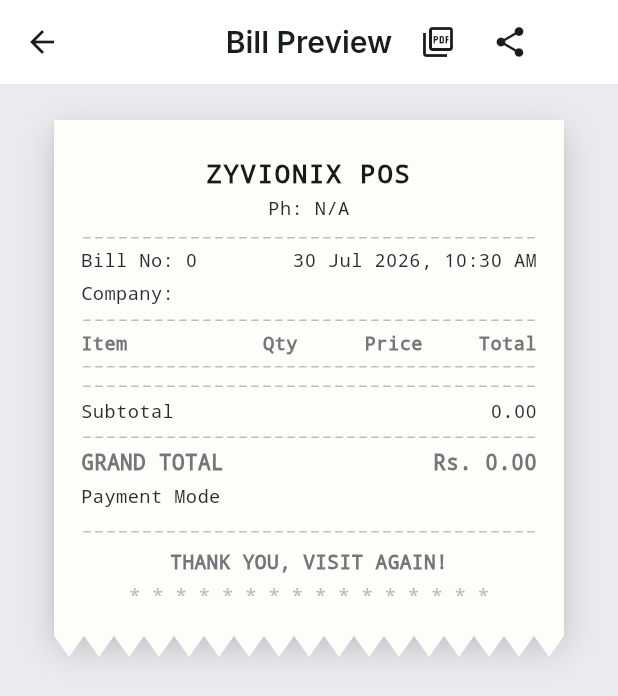
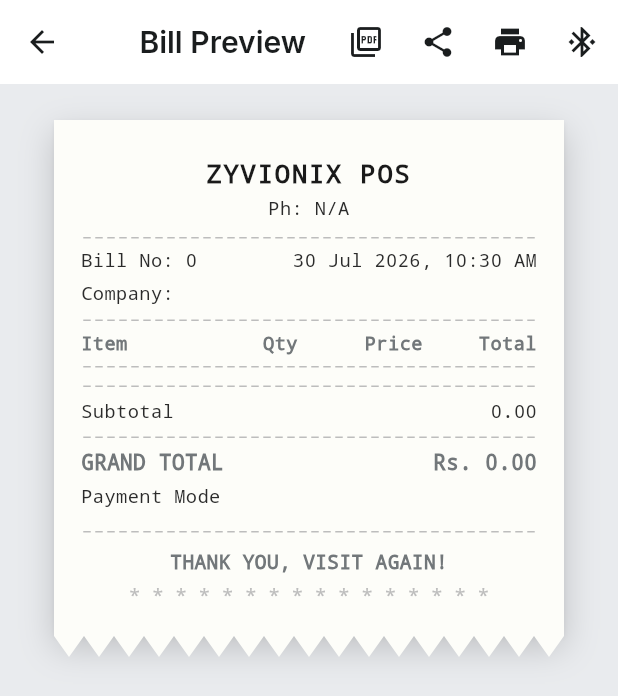
Before and after one commit to ZYVIONIX-SOLUTIONS-LLP/zyvionix_pos, a Flutter app: the BillPreviewScreen screen opened directly with empty values, on a phone screen of 412 x 824 dp. Shown: the top 696 px of the screen. Run offline on Flutter 3.47's test engine with Material 3 defaults, Android fonts, the phone set to English and light mode, and no system bars; our stand-ins replace flutter_slidable, google_fonts, hive, hive_flutter, image_picker, pdf and 2 more; missing offline and left inert: blue_thermal_printer, esc_pos_utils_plus, floating_snackbar; accounts and stored records are empty; network calls fail.

Commit message:
changed the billing screen UI

```diff
--- a/lib/constants/api_constants.dart
+++ b/lib/constants/api_constants.dart
@@ -1,5 +1,5 @@
 class ApiConstants {
-  static const String baseUrl = 'http://10.145.4.185:3000/api';
+  static const String baseUrl = 'http://10.227.238.185:3000/api';
 
   static const String loginUrl = '$baseUrl/auth/login';
   static const String registerUrl = '$baseUrl/auth/register';
--- a/lib/services/api_service.dart
+++ b/lib/services/api_service.dart
@@ -16,7 +16,6 @@ class ApiService {
     };
   }
 
-  // --- Products ---
   static Future<List<Product>> getProducts() async {
     try {
       final headers = await _getHeaders();
@@ -41,8 +40,6 @@ class ApiService {
                 ? DateTime.parse(json['createdAt'])
                 : DateTime.now(),
           );
-          // If product has createdAt property on the frontend model, we could set it.
-          // Since we don't know the exact constructor, we assume this works based on typical Hive models.
           return p;
         }).toList();
       }
@@ -195,14 +192,10 @@ class ApiService {
   static Future<Map<String, dynamic>?> getProfile() async {
     try {
       final headers = await _getHeaders();
-      // Since ApiConstants.baseUrl might not have /auth, let's check ApiConstants.
-      // We will assume the endpoint is '${ApiConstants.baseUrl}/auth/profile'
-      // based on typical setups, or we can just replace the path of productsUrl.
-      final uri = Uri.parse(ApiConstants.productsUrl).replace(path: '/api/auth/profile');
-      final response = await http.get(
-        uri,
-        headers: headers,
-      );
+      final uri = Uri.parse(
+        ApiConstants.productsUrl,
+      ).replace(path: '/api/auth/profile');
+      final response = await http.get(uri, headers: headers);
       if (response.statusCode == 200) {
         return jsonDecode(response.body);
       }
@@ -215,7 +208,9 @@ class ApiService {
   static Future<bool> updateProfile(Map<String, dynamic> data) async {
     try {
       final headers = await _getHeaders();
-      final uri = Uri.parse(ApiConstants.productsUrl).replace(path: '/api/auth/profile');
+      final uri = Uri.parse(
+        ApiConstants.productsUrl,
+      ).replace(path: '/api/auth/profile');
       final response = await http.put(
         uri,
         headers: headers,
--- a/lib/services/printer_service.dart
+++ b/lib/services/printer_service.dart
@@ -1,5 +1,4 @@
 import 'dart:typed_data';
-
 import 'package:blue_thermal_printer/blue_thermal_printer.dart';
 import 'package:esc_pos_utils_plus/esc_pos_utils_plus.dart';
 import 'package:intl/intl.dart';
@@ -132,8 +131,6 @@ class BluetoothPrinterService {
       ),
     ]);
 
-
-
     if (bill.tax > 0) {
       bytes += generator.row([
         PosColumn(text: 'Tax', width: 6),
--- a/lib/views/billing/bill_preview_screen.dart
+++ b/lib/views/billing/bill_preview_screen.dart
@@ -146,8 +146,9 @@
 
 // ignore_for_file: unused_field
 
-import 'dart:ui';
+import 'dart:ui' as ui;
 import 'package:flutter/material.dart';
+import 'package:flutter/rendering.dart';
 import 'package:intl/intl.dart';
 import 'package:pdf/pdf.dart';
 import 'package:printing/printing.dart';
@@ -176,6 +177,7 @@ class _BillPreviewScreenState extends State<BillPreviewScreen> {
   bool _isSharing = false;
   bool _isPrinting = false;
   bool _showFullPdf = false;
+  final GlobalKey _receiptKey = GlobalKey();
 
   @override
   void initState() {
@@ -194,6 +196,7 @@ class _BillPreviewScreenState extends State<BillPreviewScreen> {
   Future<void> _shareReceipt() async {
     setState(() => _isSharing = true);
     try {
+      if (_showFullPdf) {
         final pdfBytes = await PdfService.generateReceipt(widget.bill);
         final xFile = XFile.fromData(
           pdfBytes,
@@ -203,6 +206,22 @@ class _BillPreviewScreenState extends State<BillPreviewScreen> {
         await Share.shareXFiles([
           xFile,
         ], text: 'Receipt for Bill #${widget.bill.billNumber}');
+      } else {
+        RenderRepaintBoundary boundary = _receiptKey.currentContext!.findRenderObject() as RenderRepaintBoundary;
+        ui.Image image = await boundary.toImage(pixelRatio: 3.0);
+        var byteData = await image.toByteData(format: ui.ImageByteFormat.png);
+        if (byteData != null) {
+          final pngBytes = byteData.buffer.asUint8List();
+          final xFile = XFile.fromData(
+            pngBytes,
+            mimeType: 'image/png',
+            name: 'receipt_${widget.bill.billNumber}.png',
+          );
+          await Share.shareXFiles([
+            xFile,
+          ], text: 'Receipt for Bill #${widget.bill.billNumber}');
+        }
+      }
     } catch (e) {
       _showSnack('Could not share receipt: $e');
     } finally {
@@ -309,19 +328,27 @@ class _BillPreviewScreenState extends State<BillPreviewScreen> {
             onPressed: _isSharing ? null : _shareReceipt,
           ),
           IconButton(
-            tooltip: 'Print',
+            tooltip: 'System Print',
+            icon: const Icon(Icons.print),
+            onPressed: () async {
+              await Printing.layoutPdf(
+                onLayout: (PdfPageFormat format) async => PdfService.generateReceipt(widget.bill),
+              );
+            },
+          ),
+          IconButton(
+            tooltip: 'Thermal Print',
             icon: _isPrinting
                 ? const SizedBox(
                     width: 20,
                     height: 20,
                     child: CircularProgressIndicator(
                       strokeWidth: 2,
-                      color: Colors.white,
                     ),
                   )
                 : Icon(
-                    Icons.print,
-                    color: _isConnected ? Colors.greenAccent : Colors.white,
+                    Icons.bluetooth_connected,
+                    color: _isConnected ? Colors.green : null,
                   ),
             onPressed: _isPrinting ? null : _printViaBluetooth,
           ),
@@ -337,7 +364,12 @@ class _BillPreviewScreenState extends State<BillPreviewScreen> {
             )
           : SingleChildScrollView(
               padding: const EdgeInsets.symmetric(vertical: 24),
-              child: Center(child: ThermalReceiptCard(bill: widget.bill)),
+              child: Center(
+                child: RepaintBoundary(
+                  key: _receiptKey,
+                  child: ThermalReceiptCard(bill: widget.bill),
+                ),
+              ),
             ),
     );
   }
```
Also changed, not shown: lib/database/hive_boxes.dart (+4 -4 lines). Lines whose indentation alone changed are shown as unchanged.
